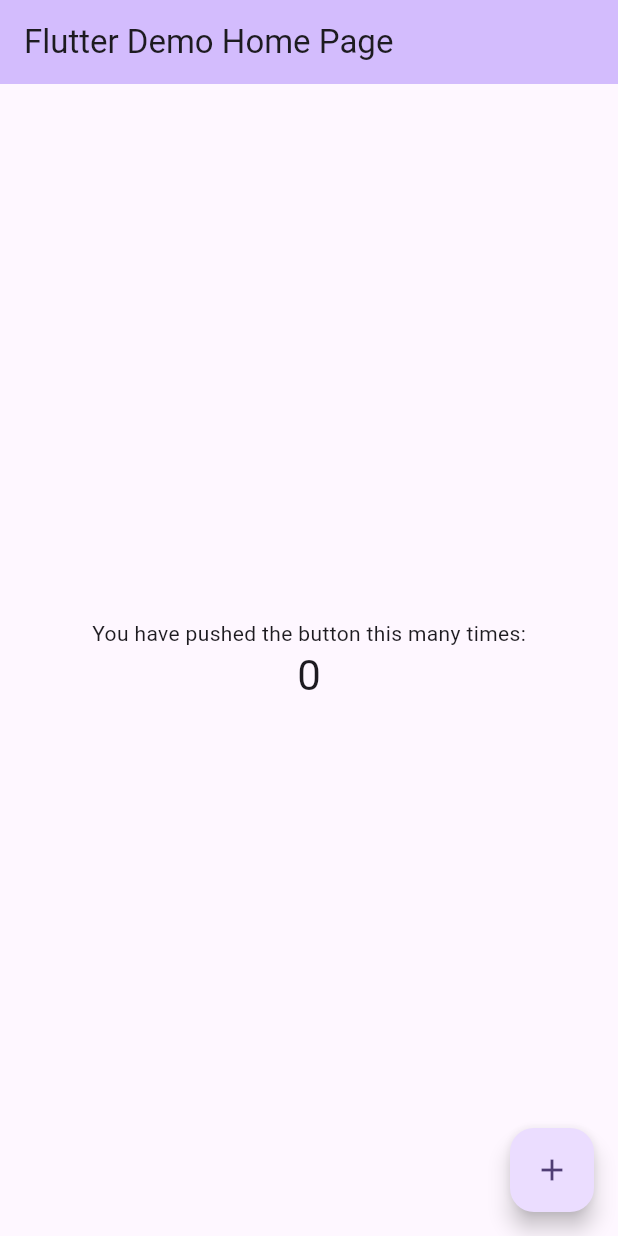
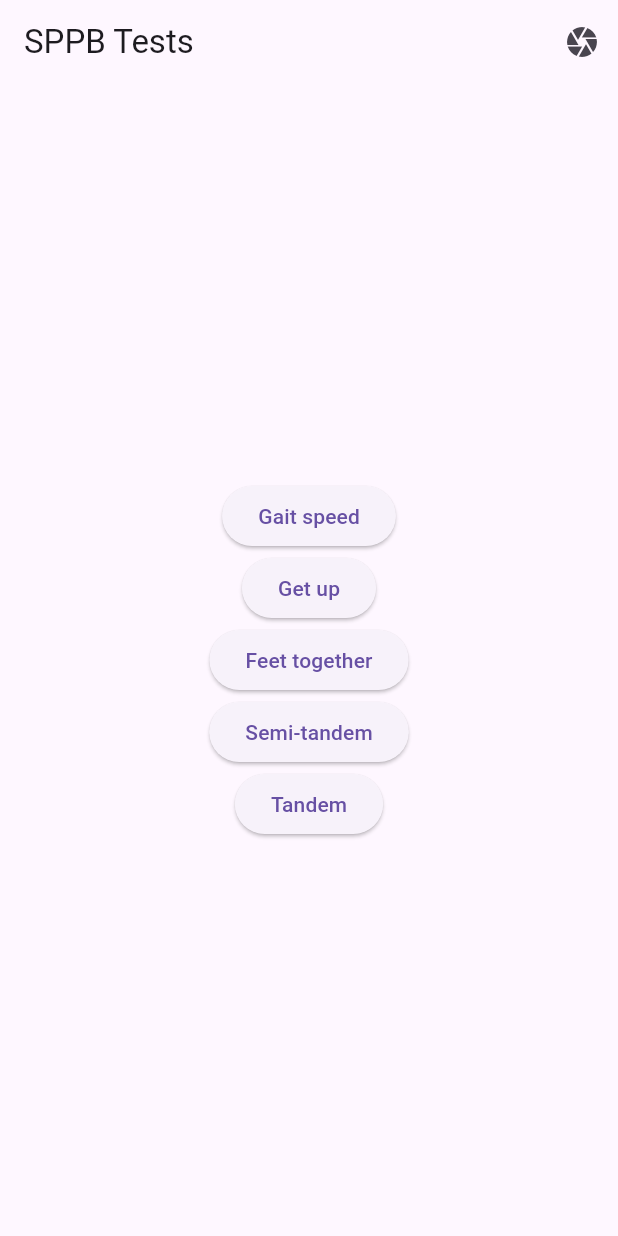
Before and after one commit to agascocompte/tfm-sppb-rgb, a Flutter app: the screen it shows after launch, on a phone screen of 412 x 824 dp. Run offline on Flutter 3.47's test engine with Material 3 defaults, Android fonts, the light colour scheme and no system bars; our stand-ins replace flutter_bloc, get_it, go_router, injectable.

Commit message:
feat: implemented basic app structure

```diff
--- /dev/null
+++ b/lib/di/dependency_injector.dart
@@ -0,0 +1,12 @@
+import 'package:get_it/get_it.dart';
+import 'package:injectable/injectable.dart';
+import 'package:sppb_rgb/di/dependency_injector.config.dart';
+
+final sl = GetIt.instance;
+
+@InjectableInit(asExtension: true)
+Future<void> configureDependencies(String environment) async {
+  sl.init(environment: environment);
+}
+
+// flutter packages pub run build_runner watch
--- a/lib/main.dart
+++ b/lib/main.dart
@@ -1,6 +1,12 @@
 import 'package:flutter/material.dart';
+import 'package:flutter_bloc/flutter_bloc.dart';
+import 'package:sppb_rgb/di/dependency_injector.dart';
+import 'package:sppb_rgb/router/router.dart';
 
 void main() {
+  WidgetsFlutterBinding.ensureInitialized();
+  //debugPaintSizeEnabled = true;
+  configureDependencies('dev');
   runApp(const MyApp());
 }
 
@@ -10,116 +16,16 @@
   // This widget is the root of your application.
   @override
   Widget build(BuildContext context) {
-    return MaterialApp(
-      title: 'Flutter Demo',
-      theme: ThemeData(
-        // This is the theme of your application.
-        //
-        // TRY THIS: Try running your application with "flutter run". You'll see
-        // the application has a purple toolbar. Then, without quitting the app,
-        // try changing the seedColor in the colorScheme below to Colors.green
-        // and then invoke "hot reload" (save your changes or press the "hot
-        // reload" button in a Flutter-supported IDE, or press "r" if you used
-        // the command line to start the app).
-        //
-        // Notice that the counter didn't reset back to zero; the application
-        // state is not lost during the reload. To reset the state, use hot
-        // restart instead.
-        //
-        // This works for code too, not just values: Most code changes can be
-        // tested with just a hot reload.
-        colorScheme: ColorScheme.fromSeed(seedColor: Colors.deepPurple),
-        useMaterial3: true,
+    return MultiBlocProvider(
+      providers: [],
+      child: MaterialApp.router(
+        debugShowCheckedModeBanner: false,
+        title: 'SPPB Tests',
+        routeInformationParser: AppRouter.router.routeInformationParser,
+        routeInformationProvider: AppRouter.router.routeInformationProvider,
+        routerDelegate: AppRouter.router.routerDelegate,
+        locale: const Locale.fromSubtags(languageCode: 'es'),
       ),
-      home: const MyHomePage(title: 'Flutter Demo Home Page'),
     );
   }
 }
-
-class MyHomePage extends StatefulWidget {
-  const MyHomePage({super.key, required this.title});
-
-  // This widget is the home page of your application. It is stateful, meaning
-  // that it has a State object (defined below) that contains fields that affect
-  // how it looks.
-
-  // This class is the configuration for the state. It holds the values (in this
-  // case the title) provided by the parent (in this case the App widget) and
-  // used by the build method of the State. Fields in a Widget subclass are
-  // always marked "final".
-
-  final String title;
-
-  @override
-  State<MyHomePage> createState() => _MyHomePageState();
-}
-
-class _MyHomePageState extends State<MyHomePage> {
-  int _counter = 0;
-
-  void _incrementCounter() {
-    setState(() {
-      // This call to setState tells the Flutter framework that something has
-      // changed in this State, which causes it to rerun the build method below
-      // so that the display can reflect the updated values. If we changed
-      // _counter without calling setState(), then the build method would not be
-      // called again, and so nothing would appear to happen.
-      _counter++;
-    });
-  }
-
-  @override
-  Widget build(BuildContext context) {
-    // This method is rerun every time setState is called, for instance as done
-    // by the _incrementCounter method above.
-    //
-    // The Flutter framework has been optimized to make rerunning build methods
-    // fast, so that you can just rebuild anything that needs updating rather
-    // than having to individually change instances of widgets.
-    return Scaffold(
-      appBar: AppBar(
-        // TRY THIS: Try changing the color here to a specific color (to
-        // Colors.amber, perhaps?) and trigger a hot reload to see the AppBar
-        // change color while the other colors stay the same.
-        backgroundColor: Theme.of(context).colorScheme.inversePrimary,
-        // Here we take the value from the MyHomePage object that was created by
-        // the App.build method, and use it to set our appbar title.
-        title: Text(widget.title),
-      ),
-      body: Center(
-        // Center is a layout widget. It takes a single child and positions it
-        // in the middle of the parent.
-        child: Column(
-          // Column is also a layout widget. It takes a list of children and
-          // arranges them vertically. By default, it sizes itself to fit its
-          // children horizontally, and tries to be as tall as its parent.
-          //
-          // Column has various properties to control how it sizes itself and
-          // how it positions its children. Here we use mainAxisAlignment to
-          // center the children vertically; the main axis here is the vertical
-          // axis because Columns are vertical (the cross axis would be
-          // horizontal).
-          //
-          // TRY THIS: Invoke "debug painting" (choose the "Toggle Debug Paint"
-          // action in the IDE, or press "p" in the console), to see the
-          // wireframe for each widget.
-          mainAxisAlignment: MainAxisAlignment.center,
-          children: <Widget>[
-            const Text(
-              'You have pushed the button this many times:',
-            ),
-            Text(
-              '$_counter',
-              style: Theme.of(context).textTheme.headlineMedium,
-            ),
-          ],
-        ),
-      ),
-      floatingActionButton: FloatingActionButton(
-        onPressed: _incrementCounter,
-        tooltip: 'Increment',
-        child: const Icon(Icons.add),
-      ), // This trailing comma makes auto-formatting nicer for build methods.
-    );
-  }
-}
--- /dev/null
+++ b/lib/pages/home/home.dart
@@ -0,0 +1,52 @@
+import 'package:flutter/material.dart';
+
+class HomePage extends StatelessWidget {
+  const HomePage({super.key});
+
+  @override
+  Widget build(BuildContext context) {
+    return Scaffold(
+      appBar: AppBar(
+        title: const Text('SPPB Tests'),
+        actions: [
+          IconButton(
+            icon: Icon(Icons.camera),
+            onPressed: () {
+              // Navigator.push(
+              //   context,
+              //   MaterialPageRoute(builder: (context) => CameraPage()),
+              // );
+            },
+          ),
+        ],
+      ),
+      body: Center(
+        child: Column(
+          mainAxisAlignment: MainAxisAlignment.center,
+          children: <Widget>[
+            ElevatedButton(
+              onPressed: () {},
+              child: Text('Gait speed'),
+            ),
+            ElevatedButton(
+              onPressed: () {},
+              child: Text('Get up'),
+            ),
+            ElevatedButton(
+              onPressed: () {},
+              child: Text('Feet together'),
+            ),
+            ElevatedButton(
+              onPressed: () {},
+              child: Text('Semi-tandem'),
+            ),
+            ElevatedButton(
+              onPressed: () {},
+              child: Text('Tandem'),
+            ),
+          ],
+        ),
+      ),
+    );
+  }
+}
--- /dev/null
+++ b/lib/router/router.dart
@@ -0,0 +1,22 @@
+import 'package:flutter/material.dart';
+import 'package:go_router/go_router.dart';
+import 'package:sppb_rgb/pages/home/home.dart';
+
+class AppRouter {
+  static const String homeRoute = "/home";
+
+  static GoRouter router = GoRouter(
+    initialLocation: homeRoute,
+    routes: <GoRoute>[
+      GoRoute(
+        path: "/home",
+        name: homeRoute,
+        builder: (BuildContext context, GoRouterState state) {
+          return HomePage(
+            key: state.pageKey,
+          );
+        },
+      ),
+    ],
+  );
+}
```
Also changed, not shown: pubspec.yaml (+10 -0 lines), lib/di/dependency_injector.config.dart (added), pubspec.lock, 1 other file.
